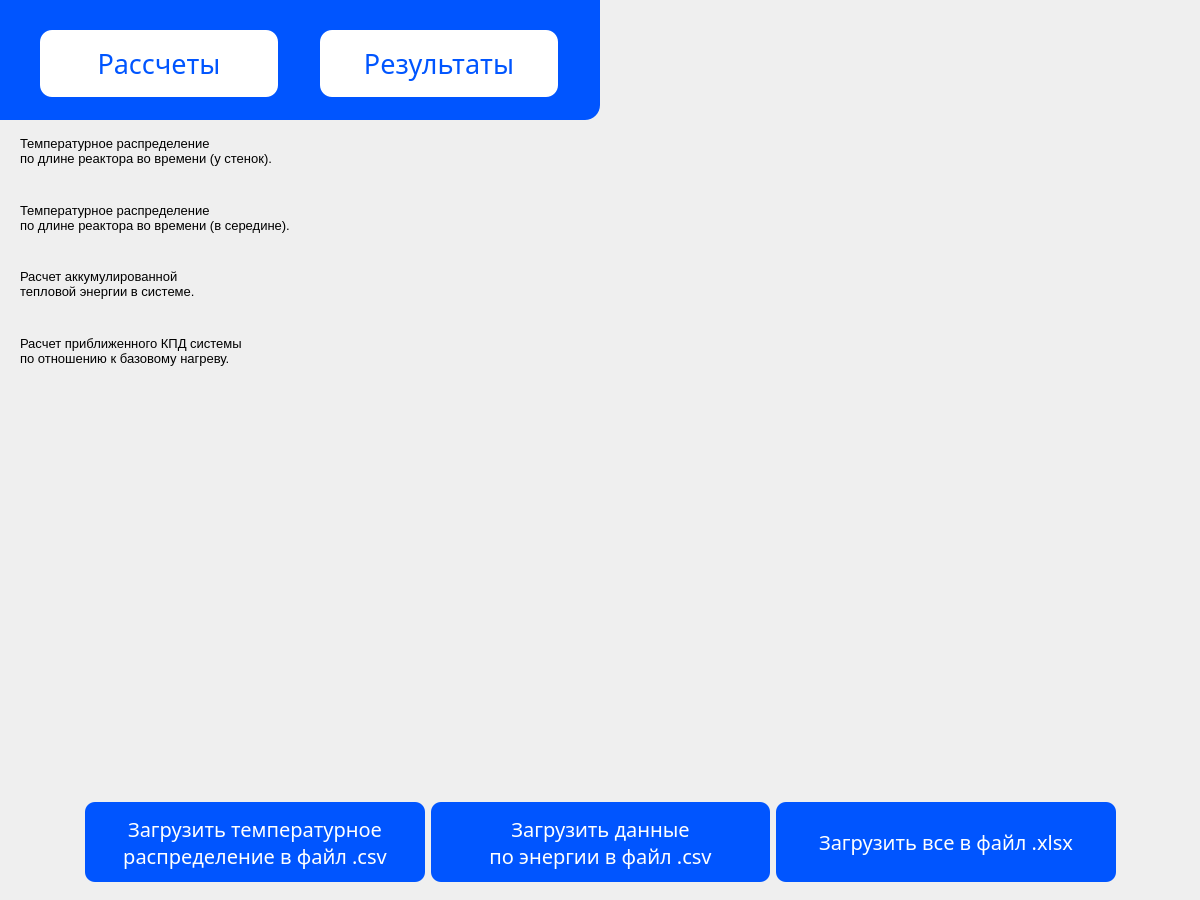
Qt form ui/main.ui (SuperUserName1/BioGas-NormLab) before a commit.
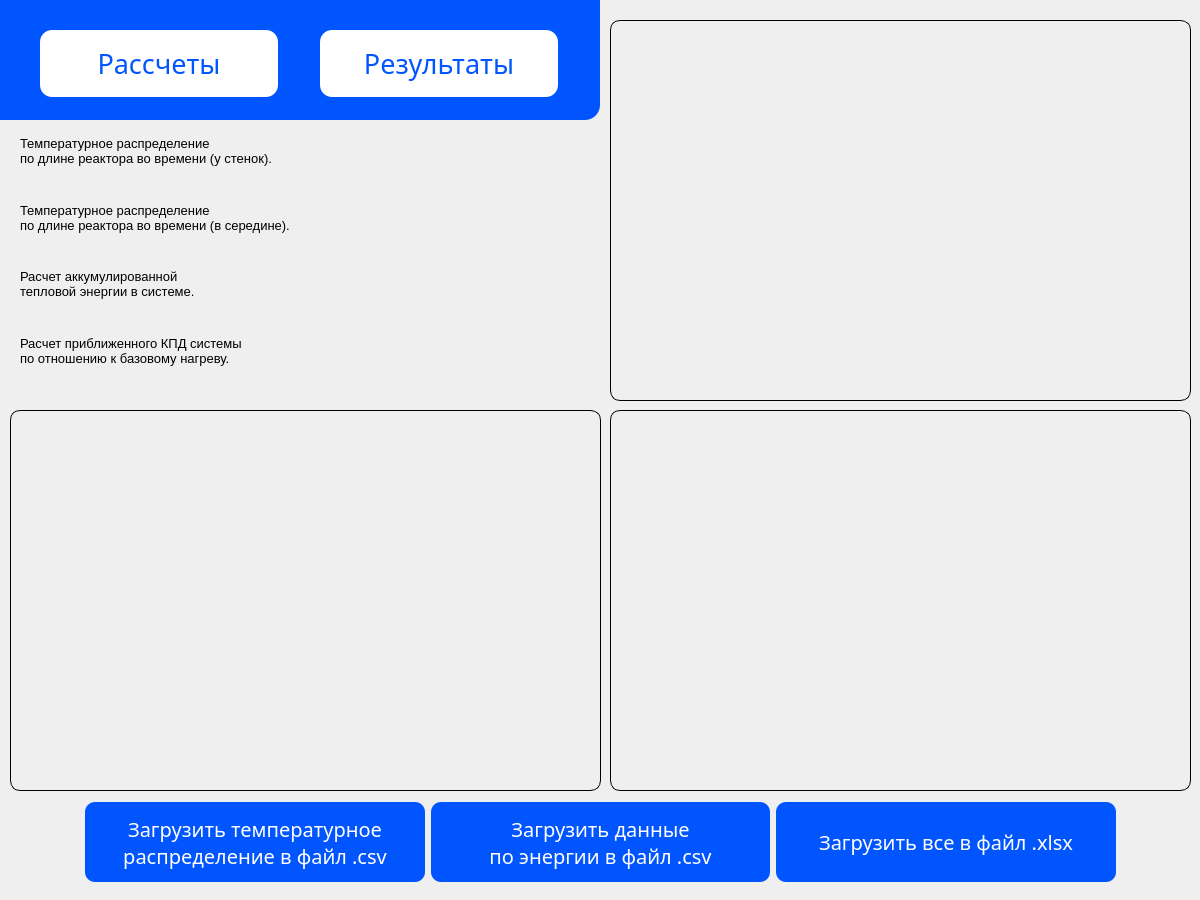
The same form after that commit. The open tabs and pages were chosen to show the change.

What changed in the file:
```diff
--- a/ui/main.ui
+++ b/ui/main.ui
@@ -823,6 +823,10 @@
         <height>381</height>
        </rect>
       </property>
+      <property name="styleSheet">
+       <string notr="true">border: 1px solid #000000;
+border-radius: 10px;</string>
+      </property>
      </widget>
      <widget class="QWidget" name="graph_temperature_change" native="true">
       <property name="geometry">
@@ -833,16 +837,24 @@
         <height>381</height>
        </rect>
       </property>
+      <property name="styleSheet">
+       <string notr="true">border: 1px solid #000000;
+border-radius: 10px;</string>
+      </property>
      </widget>
      <widget class="QWidget" name="graph_thermal_energy" native="true">
       <property name="geometry">
        <rect>
         <x>610</x>
-        <y>60</y>
+        <y>20</y>
         <width>581</width>
-        <height>331</height>
+        <height>381</height>
        </rect>
       </property>
+      <property name="styleSheet">
+       <string notr="true">border: 1px solid #000000;
+border-radius: 10px;</string>
+      </property>
      </widget>
     </widget>
    </widget>
```
Left out of the diff: 2 changed lines with no effect on the pictures.
